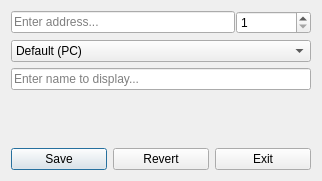
The window that Apps/ControlWindow/src/gui/dialogs/backendconfigurationdialog.ui (VinTRiZz/ProjectAgency) describes before a commit, drawn with Qt 5.
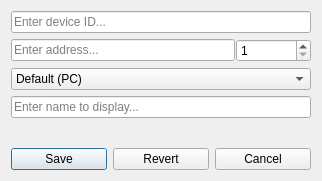
The same window after the commit.

Patch:
```diff
--- a/Apps/ControlWindow/src/gui/dialogs/backendconfigurationdialog.ui
+++ b/Apps/ControlWindow/src/gui/dialogs/backendconfigurationdialog.ui
@@ -14,6 +14,13 @@
    <string>Dialog</string>
   </property>
   <layout class="QVBoxLayout" name="verticalLayout">
+   <item>
+    <widget class="QLineEdit" name="lineEditDeviceId">
+     <property name="placeholderText">
+      <string>Enter device ID...</string>
+     </property>
+    </widget>
+   </item>
    <item>
     <layout class="QHBoxLayout" name="horizontalLayout" stretch="3,1">
      <property name="spacing">
@@ -21,6 +28,9 @@
      </property>
      <item>
       <widget class="QLineEdit" name="lineEditAddress">
+       <property name="text">
+        <string/>
+       </property>
        <property name="placeholderText">
         <string>Enter address...</string>
        </property>
@@ -57,6 +67,9 @@
    </item>
    <item>
     <widget class="QLineEdit" name="lineEditName">
+     <property name="text">
+      <string/>
+     </property>
      <property name="placeholderText">
       <string>Enter name to display...</string>
      </property>
@@ -94,7 +107,7 @@
      <item>
       <widget class="QPushButton" name="pushButtonExit">
        <property name="text">
-        <string>Exit</string>
+        <string>Cancel</string>
        </property>
       </widget>
      </item>
```
